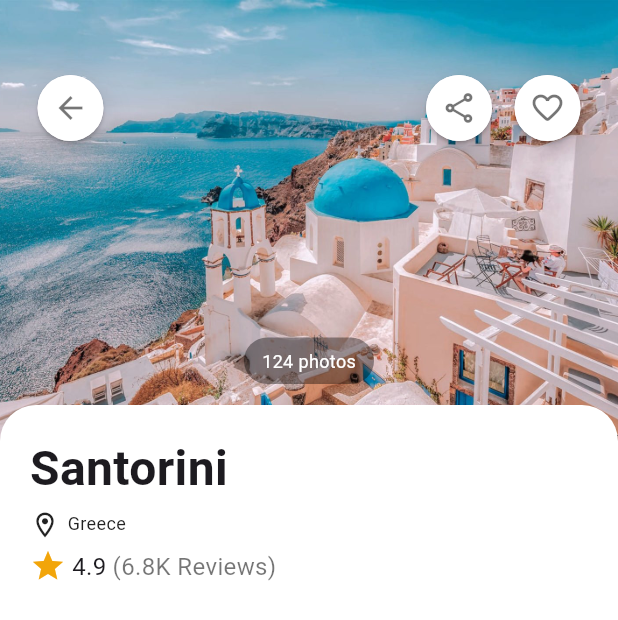
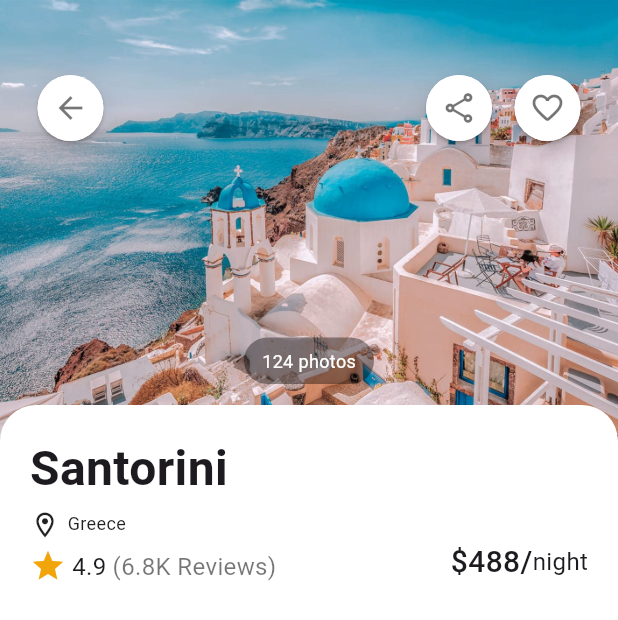
Before and after one commit to AlexEduV/flutter_travel_v2_app, a Flutter app: the DetailsPage screen opened directly with sample values from the repository, on a phone screen of 412 x 824 dp. Shown: the top 620 px of the screen. Run offline on Flutter 3.47's test engine with Material 3 defaults, Android fonts, the phone set to English and light mode, and no system bars; our stand-ins replace gap, go_router.

Commit message:
refactored price widget;

```diff
--- a/lib/pages/details_page.dart
+++ b/lib/pages/details_page.dart
@@ -3,6 +3,7 @@ import 'package:flutter_travel_v2_app/model/hotel.dart';
 import 'package:flutter_travel_v2_app/widgets/buttons/circled_button.dart';
 import 'package:flutter_travel_v2_app/widgets/custom_badge.dart';
 import 'package:flutter_travel_v2_app/widgets/hotel_item/location_row.dart';
+import 'package:flutter_travel_v2_app/widgets/hotel_item/price_row.dart';
 import 'package:flutter_travel_v2_app/widgets/hotel_item/stars_row.dart';
 import 'package:flutter_travel_v2_app/widgets/primary_text.dart';
 import 'package:gap/gap.dart';
@@ -142,12 +143,12 @@ class _DetailsPageState extends State<DetailsPage> {
                       ),
                     ),
 
-                    const Gap(5.0),
-
                     //stars and price row
                     Padding(
                       padding: const EdgeInsets.symmetric(horizontal: 20.0),
                       child: Row(
+                        mainAxisAlignment: MainAxisAlignment.spaceBetween,
+                        crossAxisAlignment: CrossAxisAlignment.end,
                         children: [
 
                           //stars & reviews
@@ -158,6 +159,13 @@ class _DetailsPageState extends State<DetailsPage> {
                             textColor: null,
                             reviews: NumberFormat.compact().format(widget.hotel.reviews),
                           ),
+
+                          PriceRow(
+                            price: widget.hotel.price.toString(),
+                            textColor: null,
+                            priceFontSize: 20,
+                            labelFontSize: 16,
+                          )
                         ],
                       ),
                     ),
--- /dev/null
+++ b/lib/widgets/hotel_item/price_row.dart
@@ -0,0 +1,41 @@
+import 'package:flutter/material.dart';
+
+class PriceRow extends StatelessWidget {
+  final String price;
+  final double priceFontSize;
+  final double labelFontSize;
+  final Color? textColor;
+
+  const PriceRow({
+    required this.price,
+    this.priceFontSize = 14,
+    this.labelFontSize = 12,
+    this.textColor = Colors.white,
+    super.key,
+  });
+
+  @override
+  Widget build(BuildContext context) {
+    return Row(
+      children: [
+        Text(
+          '\$$price/',
+          style: TextStyle(
+            color: textColor,
+            fontWeight: FontWeight.w500,
+            fontSize: priceFontSize,
+          ),
+        ),
+
+        Text(
+          'night',
+          style: TextStyle(
+            color: textColor,
+            fontSize: labelFontSize,
+          ),
+        ),
+
+      ],
+    );
+  }
+}
```
Also changed, not shown: lib/widgets/hotel_item/info_column.dart (+3 -20 lines), lib/widgets/hotel_item/info_column_wide.dart (+5 -22 lines).
